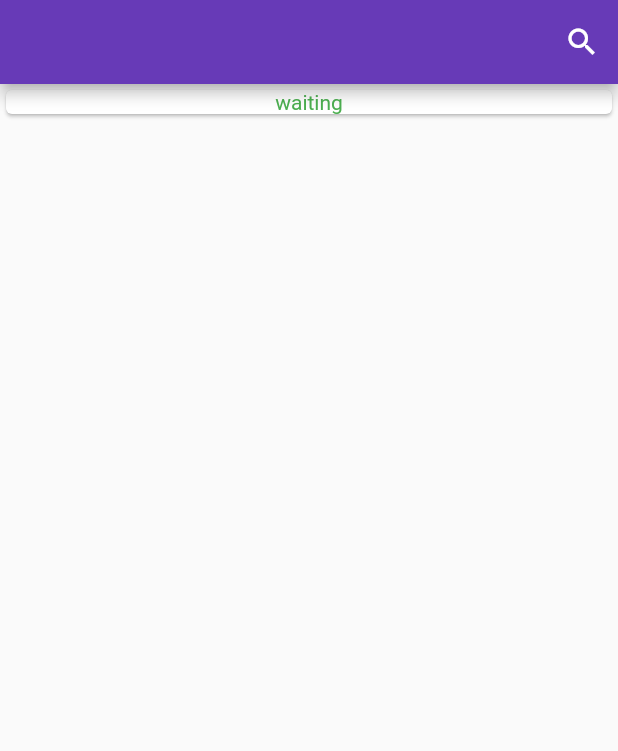
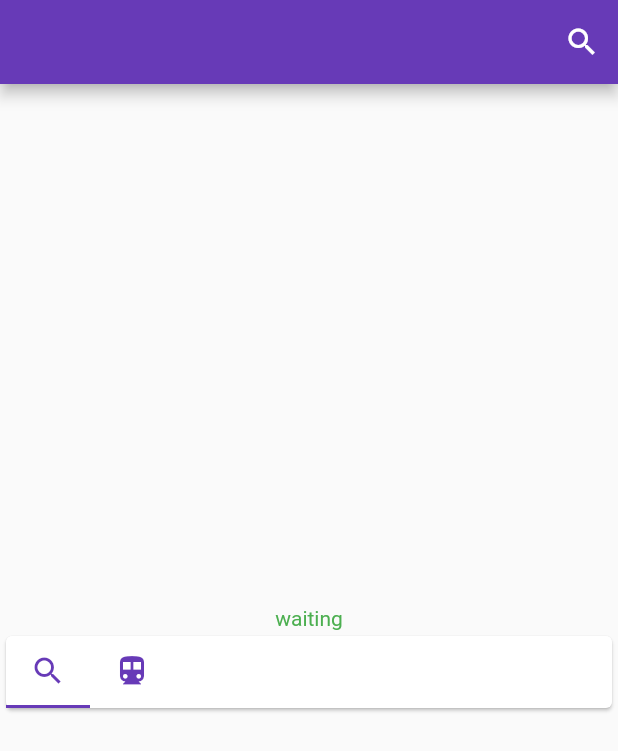
Before and after one commit to Nyannazz/flutterYoutubeDownloader, a Flutter app: the screen it shows after launch, on a phone screen of 412 x 824 dp. Shown: the top 751 px of the screen. Run offline on Flutter 3.47's test engine with Material 2 defaults, Android fonts, the phone set to English and light mode, and no system bars.

Commit message:
tabs added

```diff
--- a/lib/main.dart
+++ b/lib/main.dart
@@ -22,6 +22,7 @@ class _MyAppState extends State<MyApp> {
   final Map appState = {
     'loading': false,
     'error': false,
+    'found': false,
     'response': {},
   };
 
@@ -34,6 +35,7 @@ class _MyAppState extends State<MyApp> {
     print(response.body);
     setState(() {
       appState["loading"] = false;
+      appState["found"] = true;
       appState["response"] = json.decode(response.body);
     });
   }
@@ -58,19 +60,54 @@ class _MyAppState extends State<MyApp> {
             appName: "CoonTube"),
         body: appState['loading']
             ? VideoManager("asd")
-            : Card(
-                child: Row(
+            : Container(
+                child: Center(
+                  child: Column(
                     mainAxisAlignment: MainAxisAlignment.center,
                     children: <Widget>[
-                    Flexible(child: Text(
+                      Flexible(
+                        child: Text(
                             ((appState["response"].containsKey("title"))
                                 ? appState["response"]["title"]
                                 : "waiting"),
                             textAlign: TextAlign.center,
-                        style: TextStyle(color: Colors.green)
+                            style: TextStyle(color: Colors.green)),
+                      ),
+                      if (appState['found'])
+                        Card(
+                          child: Row(
+                            mainAxisAlignment: MainAxisAlignment.center,
+                            children: <Widget>[
+                              Flexible(
+                                child: Image.network(
+                                    appState["response"]["thumbnail"],
+                                    /* width: 100.0,
+                                height: 100.0, */
+                                    fit: BoxFit.contain),
+                              ),
+                            ],
                           ),
                         ),
+                      Card(
+                          child: DefaultTabController(
+                        length: 2,
+                        child: Row(
+                          children: <Widget>[
+                            TabBar(
+                              tabs: [
+                                Tab(
+                                    icon: Icon(Icons.search,
+                                        color: Colors.deepPurple)),
+                                Tab(
+                                    icon: Icon(Icons.directions_transit,
+                                        color: Colors.deepPurple)),
                               ],
+                            )
+                          ],
+                        ),
+                      )),
+                    ],
+                  ),
                 ),
               ),
       ),
```
Lines whose indentation alone changed are shown as unchanged.
